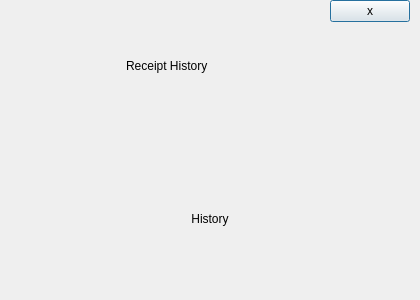
Above: Project/ui/history_menu.ui from Selvam-T/POS before the change. Below: the same form after it.
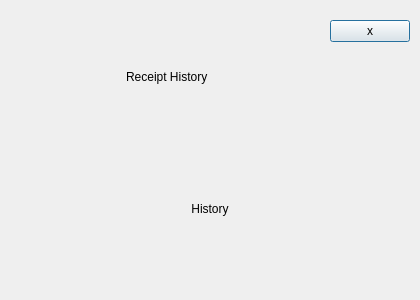
That is the form after the change.

Commit message: standardized menu.qss using objectName suffixes for QTabBar, QLineEdit, QComboBox, QLabels

```diff
--- a/Project/ui/history_menu.ui
+++ b/Project/ui/history_menu.ui
@@ -11,17 +11,20 @@
    </rect>
   </property>
   <layout class="QVBoxLayout" name="verticalLayout">
+   <property name="spacing">
+    <number>5</number>
+   </property>
    <property name="leftMargin">
     <number>10</number>
    </property>
    <property name="topMargin">
-    <number>0</number>
+    <number>20</number>
    </property>
    <property name="rightMargin">
     <number>10</number>
    </property>
    <property name="bottomMargin">
-    <number>10</number>
+    <number>30</number>
    </property>
    <item>
     <widget class="QFrame" name="customTitleBar">
```
The commit also changes 13 other files.
